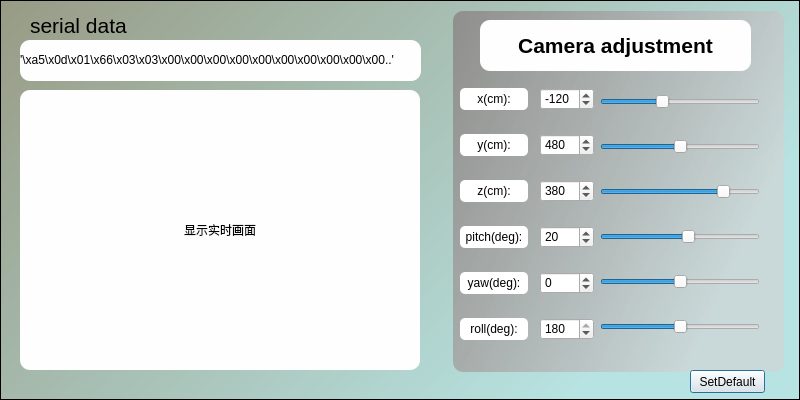
Qt form src/qt/hanjiang.ui (Mick4994/hanjiang-leida) before a commit.
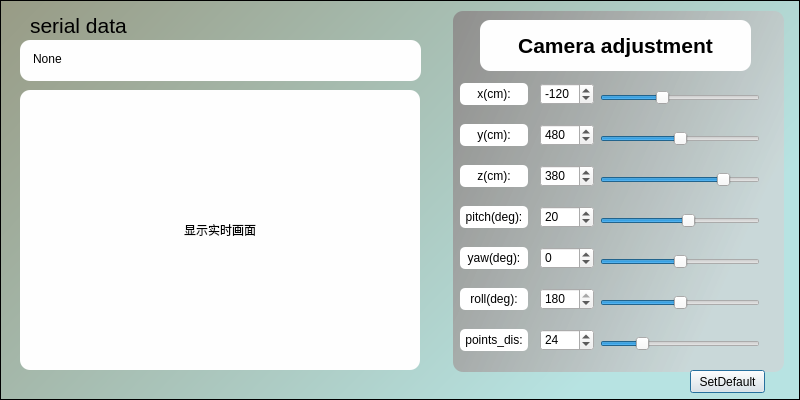
The same form after that commit. Icons and pictures are not drawn.

```diff
--- a/src/qt/hanjiang.ui
+++ b/src/qt/hanjiang.ui
@@ -47,7 +47,7 @@
      <x>600</x>
      <y>70</y>
      <width>160</width>
-     <height>291</height>
+     <height>301</height>
     </rect>
    </property>
    <layout class="QVBoxLayout" name="slider_list">
@@ -144,6 +144,19 @@
       </property>
      </widget>
     </item>
+    <item>
+     <widget class="QSlider" name="points_dis">
+      <property name="maximum">
+       <number>100</number>
+      </property>
+      <property name="value">
+       <number>24</number>
+      </property>
+      <property name="orientation">
+       <enum>Qt::Horizontal</enum>
+      </property>
+     </widget>
+    </item>
    </layout>
   </widget>
   <widget class="QWidget" name="verticalLayoutWidget_2">
@@ -152,7 +165,7 @@
      <x>460</x>
      <y>70</y>
      <width>68</width>
-     <height>291</height>
+     <height>301</height>
     </rect>
    </property>
    <layout class="QVBoxLayout" name="args_list">
@@ -306,6 +319,31 @@
       </property>
      </widget>
     </item>
+    <item>
+     <widget class="QLabel" name="points_label">
+      <property name="maximumSize">
+       <size>
+        <width>100</width>
+        <height>22</height>
+       </size>
+      </property>
+      <property name="layoutDirection">
+       <enum>Qt::LeftToRight</enum>
+      </property>
+      <property name="styleSheet">
+       <string notr="true">QWidget{
+	background-color:rgb(255, 255, 255);
+	border-radius:5px;
+}</string>
+      </property>
+      <property name="text">
+       <string>&lt;html&gt;&lt;head/&gt;&lt;body&gt;&lt;p&gt;&lt;span style=&quot;font-family:'Microsoft YaHei'; font-size:9pt; font-weight:300;&quot;&gt;points_dis:&lt;/span&gt;&lt;/p&gt;&lt;/body&gt;&lt;/html&gt;</string>
+      </property>
+      <property name="alignment">
+       <set>Qt::AlignCenter</set>
+      </property>
+     </widget>
+    </item>
    </layout>
   </widget>
   <widget class="QWidget" name="verticalLayoutWidget_3">
@@ -314,7 +352,7 @@
      <x>540</x>
      <y>70</y>
      <width>54</width>
-     <height>291</height>
+     <height>301</height>
     </rect>
    </property>
    <layout class="QVBoxLayout" name="spinBox_list">
@@ -468,6 +506,31 @@
       </property>
      </widget>
     </item>
+    <item>
+     <widget class="QSpinBox" name="poins_spinBox">
+      <property name="minimumSize">
+       <size>
+        <width>0</width>
+        <height>22</height>
+       </size>
+      </property>
+      <property name="maximumSize">
+       <size>
+        <width>16777215</width>
+        <height>22</height>
+       </size>
+      </property>
+      <property name="minimum">
+       <number>1</number>
+      </property>
+      <property name="maximum">
+       <number>100</number>
+      </property>
+      <property name="value">
+       <number>24</number>
+      </property>
+     </widget>
+    </item>
    </layout>
   </widget>
   <widget class="QLabel" name="Camera_label">
@@ -492,7 +555,7 @@
     <set>Qt::AlignCenter</set>
    </property>
   </widget>
-  <widget class="QPushButton" name="pushButton">
+  <widget class="QPushButton" name="SetDefault">
    <property name="geometry">
     <rect>
      <x>690</x>
@@ -568,7 +631,7 @@
     <set>Qt::AlignCenter</set>
    </property>
   </widget>
-  <widget class="QLabel" name="label_3">
+  <widget class="QLabel" name="serial_data_background">
    <property name="geometry">
     <rect>
      <x>20</x>
@@ -584,7 +647,7 @@
 }</string>
    </property>
    <property name="text">
-    <string>&lt;html&gt;&lt;head/&gt;&lt;body&gt;&lt;p&gt;&lt;span style=&quot;font-family:'Microsoft YaHei'; font-size:9pt; font-weight:300;&quot;&gt;'\xa5\x0d\x01\x66\x03\x03\x00\x00\x00\x00\x00\x00\x00\x00\x00\x00..'&lt;/span&gt;&lt;/p&gt;&lt;/body&gt;&lt;/html&gt;</string>
+    <string/>
    </property>
    <property name="alignment">
     <set>Qt::AlignLeading|Qt::AlignLeft|Qt::AlignVCenter</set>
@@ -609,16 +672,30 @@
     <string/>
    </property>
   </widget>
+  <widget class="QLabel" name="serial_send">
+   <property name="geometry">
+    <rect>
+     <x>33</x>
+     <y>39</y>
+     <width>371</width>
+     <height>41</height>
+    </rect>
+   </property>
+   <property name="text">
+    <string>&lt;html&gt;&lt;head/&gt;&lt;body&gt;&lt;p&gt;&lt;span style=&quot;font-family:'Microsoft YaHei'; font-size:9pt; font-weight:300;&quot;&gt;None&lt;/span&gt;&lt;/p&gt;&lt;/body&gt;&lt;/html&gt;</string>
+   </property>
+  </widget>
   <zorder>graphicsView</zorder>
   <zorder>grass</zorder>
   <zorder>verticalLayoutWidget</zorder>
   <zorder>verticalLayoutWidget_2</zorder>
   <zorder>verticalLayoutWidget_3</zorder>
   <zorder>Camera_label</zorder>
-  <zorder>pushButton</zorder>
+  <zorder>SetDefault</zorder>
   <zorder>serial_data</zorder>
   <zorder>img_label</zorder>
-  <zorder>label_3</zorder>
+  <zorder>serial_data_background</zorder>
+  <zorder>serial_send</zorder>
  </widget>
  <resources>
   <include location="br.qrc"/>
```
Left out of the diff: 108 changed lines with no effect on the pictures.
